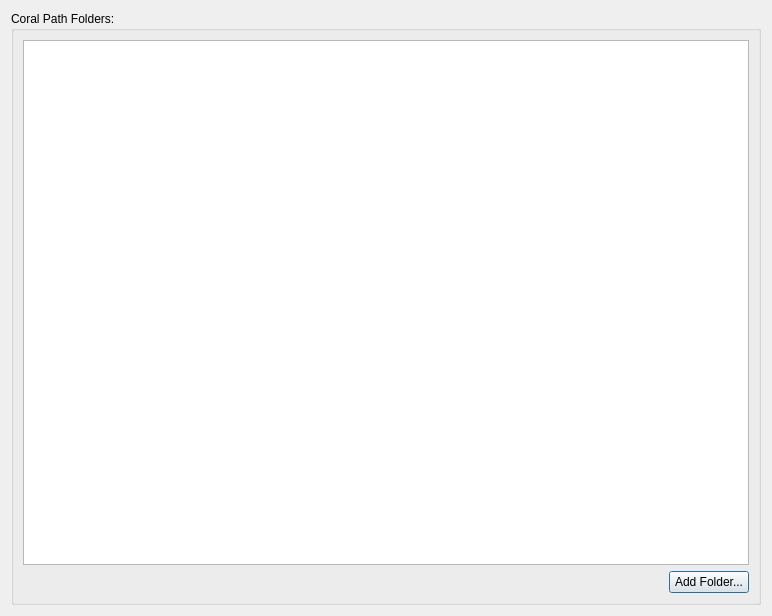
Old version of the form samples/coralPathEditor/EditorDialog.ui in the repository coral-framework/coral-qt.
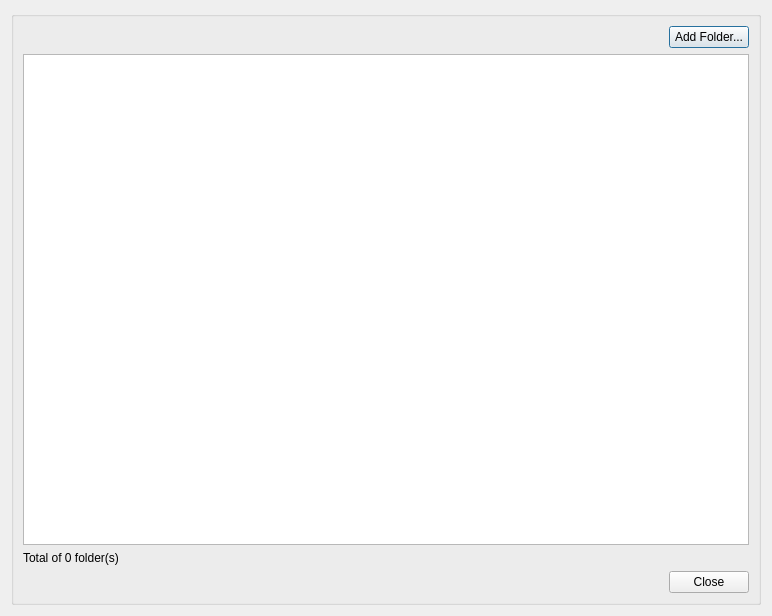
New version of the form. Icons and pictures are not drawn.

Commit message:
Fixed some bugs and several modifications to CoralTypeBrowser sample.
- new icons added
- type tree structure created
- function to load all types from coral path created
- fixed Qt Designer empty icons bug (icons added from Qt Designer using fullpaths were not found)
- coralPathEditor sample refactored into a reusable module
- fixed root element text problem in tree structure

```diff
--- a/samples/coralPathEditor/EditorDialog.ui
+++ b/samples/coralPathEditor/EditorDialog.ui
@@ -13,15 +13,45 @@
   <property name="windowTitle">
    <string>Dialog</string>
   </property>
-  <layout class="QVBoxLayout" name="verticalLayout_3">
+  <property name="windowIcon">
+   <iconset>
+    <normaloff>../coralTypeBrowser/png/coral_32.png</normaloff>../coralTypeBrowser/png/coral_32.png</iconset>
+  </property>
+  <layout class="QVBoxLayout" name="verticalLayout_2">
    <item>
     <widget class="QGroupBox" name="groupBox">
      <property name="title">
-      <string>Coral Path Folders:</string>
+      <string/>
      </property>
      <layout class="QVBoxLayout" name="verticalLayout">
       <item>
-       <layout class="QVBoxLayout" name="verticalLayout_2">
+       <layout class="QHBoxLayout" name="horizontalLayout_3">
+        <item>
+         <spacer name="horizontalSpacer">
+          <property name="orientation">
+           <enum>Qt::Horizontal</enum>
+          </property>
+          <property name="sizeHint" stdset="0">
+           <size>
+            <width>40</width>
+            <height>20</height>
+           </size>
+          </property>
+         </spacer>
+        </item>
+        <item>
+         <widget class="QPushButton" name="btnAddFolder">
+          <property name="text">
+           <string>Add Folder...</string>
+          </property>
+          <property name="icon">
+           <iconset>
+            <normaloff>png/add_folder_256.png</normaloff>png/add_folder_256.png</iconset>
+          </property>
+         </widget>
+        </item>
+       </layout>
+      </item>
         <item>
          <widget class="QListView" name="listView">
           <property name="iconSize">
@@ -36,9 +66,16 @@
          </widget>
         </item>
         <item>
-         <layout class="QHBoxLayout" name="horizontalLayout">
+       <widget class="QLabel" name="labelStatus">
+        <property name="text">
+         <string>Total of 0 folder(s)</string>
+        </property>
+       </widget>
+      </item>
           <item>
-           <spacer name="horizontalSpacer">
+       <layout class="QHBoxLayout" name="horizontalLayout_2">
+        <item>
+         <spacer name="horizontalSpacer_2">
             <property name="orientation">
              <enum>Qt::Horizontal</enum>
             </property>
@@ -51,17 +88,11 @@
            </spacer>
           </item>
           <item>
-           <widget class="QPushButton" name="btnAddFolder">
+         <widget class="QPushButton" name="pushButton">
             <property name="text">
-             <string>Add Folder...</string>
-            </property>
-            <property name="icon">
-             <iconset>
-              <normaloff>png/save.png</normaloff>png/save.png</iconset>
-            </property>
-           </widget>
-          </item>
-         </layout>
+           <string>Close</string>
+          </property>
+         </widget>
         </item>
        </layout>
       </item>
```
Left out of the diff: 21 changed lines with no effect on the pictures. Lines whose indentation alone changed are shown as unchanged. The commit also changes 20 other files.
